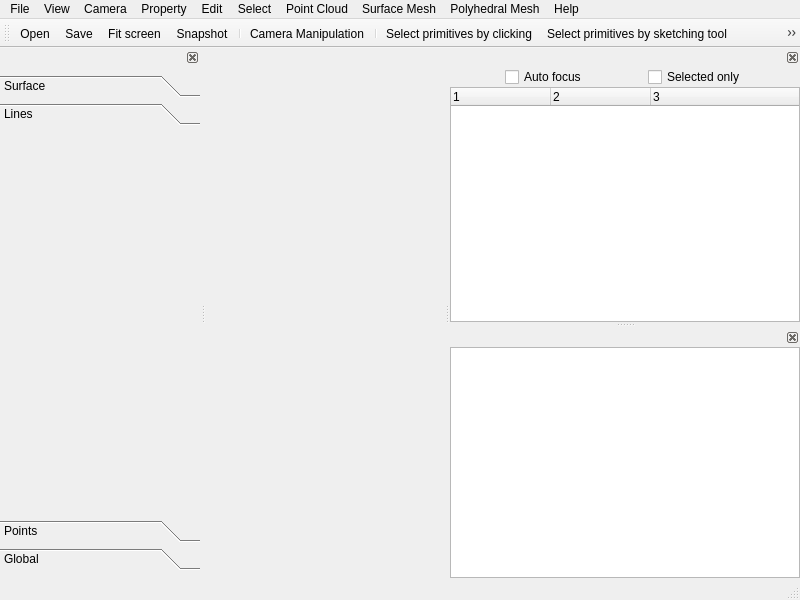
The window that applications/Mapple/main_window.ui (LiangliangNan/Easy3D) describes before a commit, drawn with Qt 5.
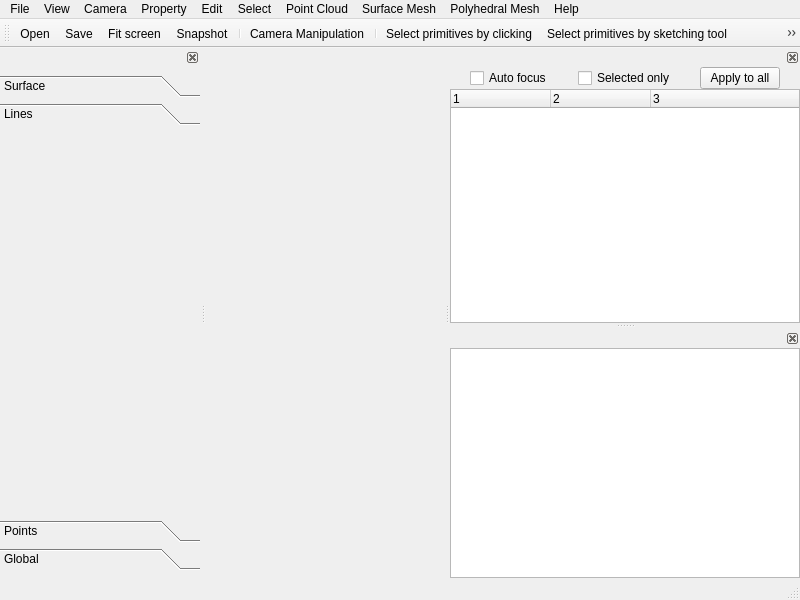
The same window after the commit. The open tabs and pages were chosen to show the change. Icons and pictures are not drawn. Custom widgets are drawn as their Qt base class.

Commit message: allow applying the rendering style of one model to others

What changed in the file:
```diff
--- a/applications/Mapple/main_window.ui
+++ b/applications/Mapple/main_window.ui
@@ -531,6 +531,29 @@
          </property>
         </widget>
        </item>
+       <item>
+        <spacer name="horizontalSpacer_4">
+         <property name="orientation">
+          <enum>Qt::Horizontal</enum>
+         </property>
+         <property name="sizeHint" stdset="0">
+          <size>
+           <width>5</width>
+           <height>20</height>
+          </size>
+         </property>
+        </spacer>
+       </item>
+       <item>
+        <widget class="QPushButton" name="pushButtonApplyToAllModels">
+         <property name="statusTip">
+          <string>Apply the rendering style of the selected model to all other models</string>
+         </property>
+         <property name="text">
+          <string>Apply to all</string>
+         </property>
+        </widget>
+       </item>
        <item>
         <spacer name="horizontalSpacer_2">
          <property name="orientation">
```
Left out of the diff: 25 changed lines with no effect on the pictures. The commit also changes 3 other files.
